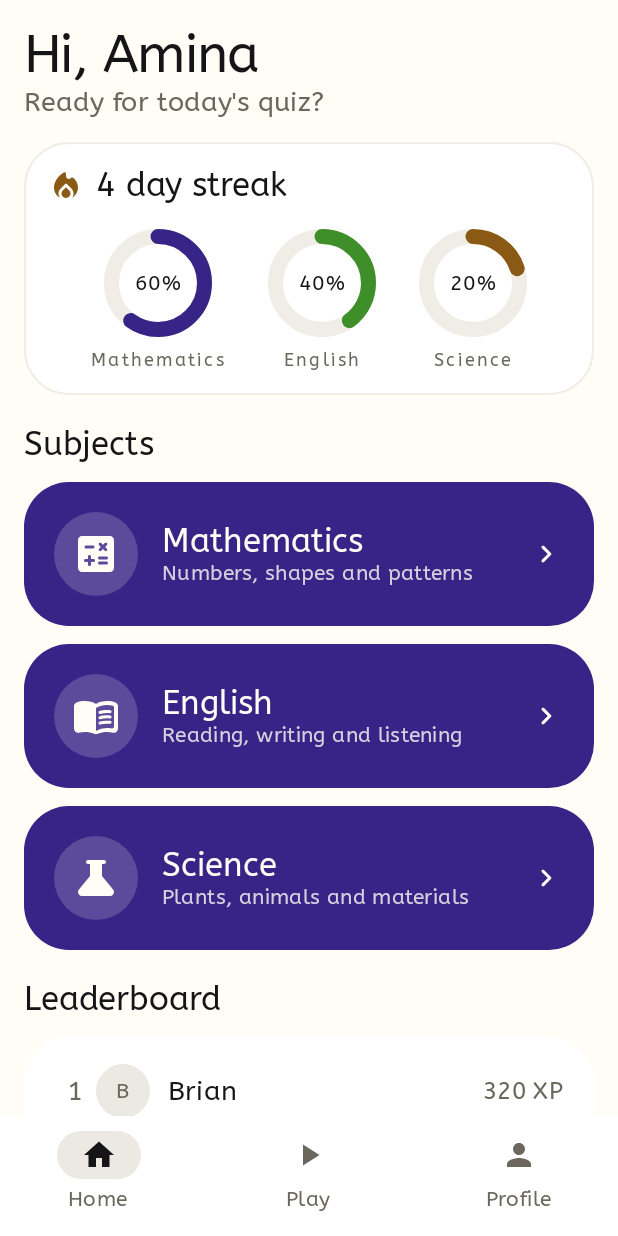
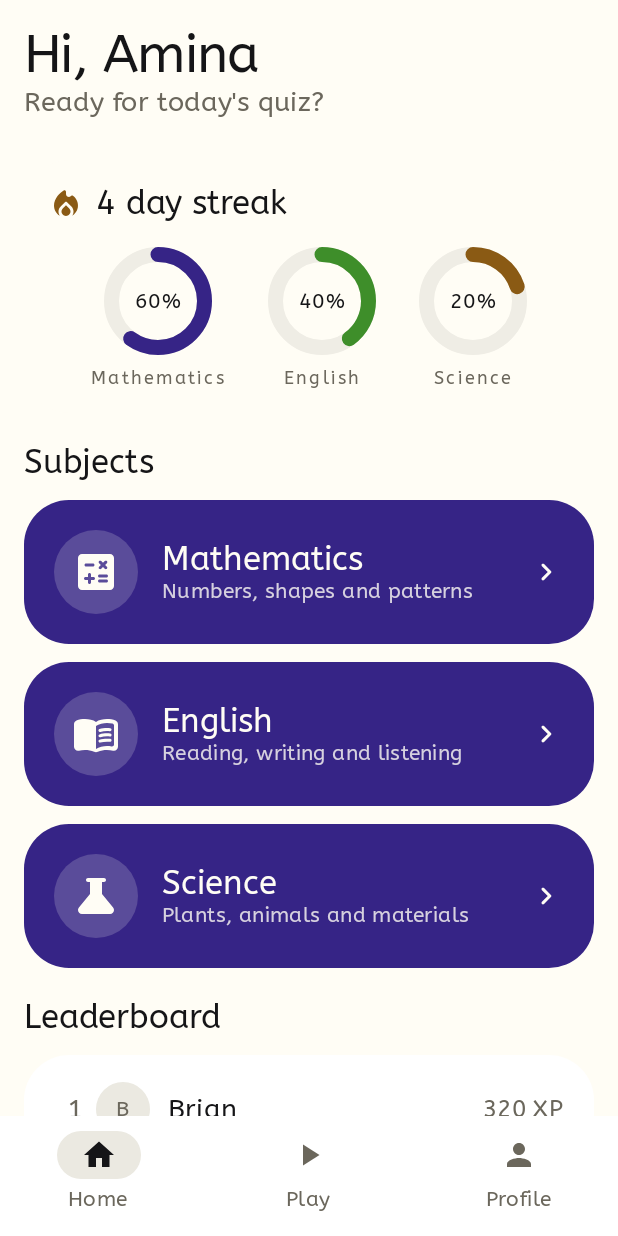
Before and after one commit to muterae/cbc, an Android app built with Jetpack Compose: the screen it shows after launch (MainActivity), on a phone screen of 412 x 824 dp. Run offline under Robolectric (Android 15) with nearby library versions, the phone set to English and light mode, and no system bars.

Commit message:
Match ring card to background

```diff
--- a/mobile/app/src/main/java/ke/ac/bics/cbcapp/ui/screens/home/HomeScreen.kt
+++ b/mobile/app/src/main/java/ke/ac/bics/cbcapp/ui/screens/home/HomeScreen.kt
@@ -1,7 +1,6 @@
 package ke.ac.bics.cbcapp.ui.screens.home
 
 import android.content.res.Configuration
-import androidx.compose.foundation.BorderStroke
 import androidx.compose.foundation.background
 import androidx.compose.foundation.isSystemInDarkTheme
 import androidx.compose.foundation.layout.Arrangement
@@ -68,7 +67,7 @@ fun HomeScreen(
         }
 
         item {
-            Spacer(modifier = Modifier.height(Spacing.xs))
+            Spacer(modifier = Modifier.height(Spacing.lg))
             ProgressCard(state)
         }
 
@@ -114,9 +113,8 @@ private fun ProgressCard(state: HomeUiState) {
         modifier = Modifier.fillMaxWidth(),
         shape = MaterialTheme.shapes.large,
         colors = CardDefaults.cardColors(
-            containerColor = MaterialTheme.colorScheme.surface
-        ),
-        border = BorderStroke(1.dp, MaterialTheme.colorScheme.outlineVariant)
+            containerColor = MaterialTheme.colorScheme.background
+        )
     ) {
         Column(modifier = Modifier.padding(Spacing.lg)) {
             Row(verticalAlignment = Alignment.CenterVertically) {
```
